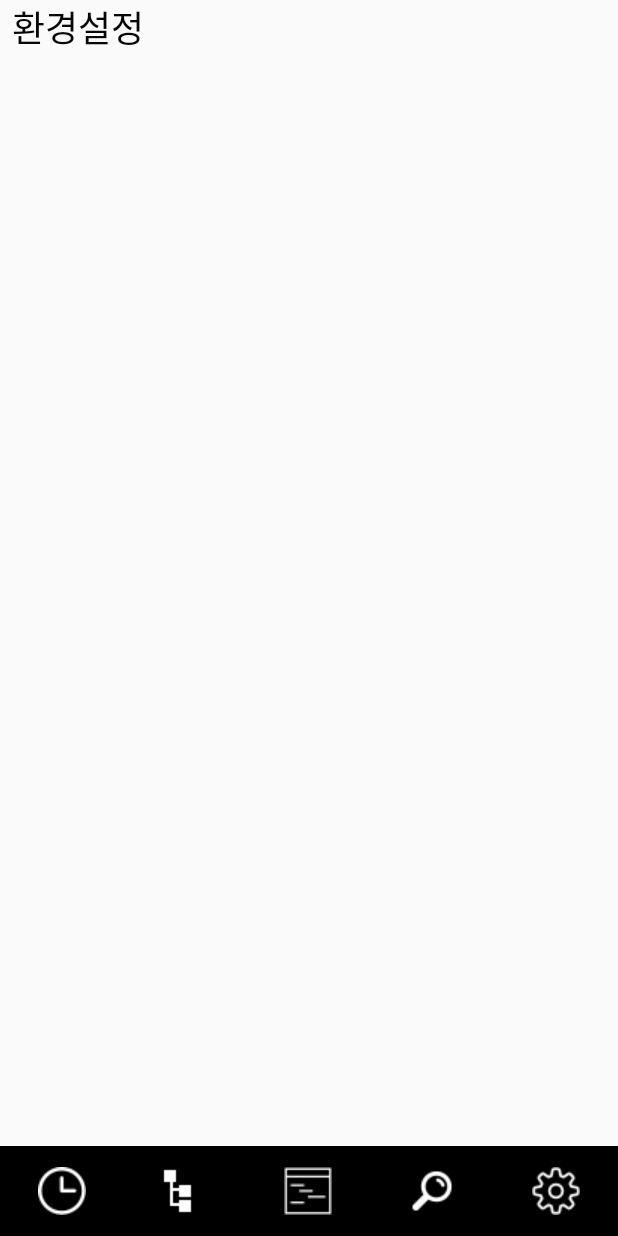
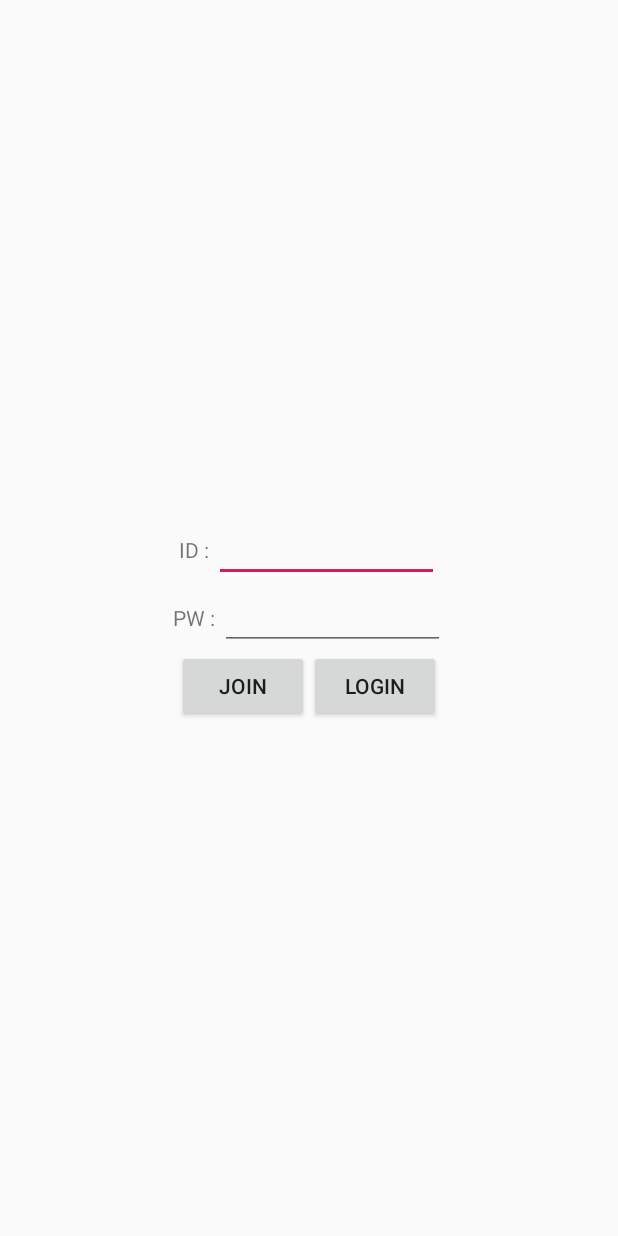
Before and after one commit to sowoncapstone/faceblindness_android, an Android app: the screen it shows after launch (MainActivity before the commit, JoinActivity after it), on a phone screen of 412 x 824 dp. Run offline under Robolectric (Android 15) with nearby library versions, the light colour scheme and no system bars.

Commit message:
splash and login basic

```diff
--- a/app/build.gradle
+++ b/app/build.gradle
@@ -32,6 +32,7 @@ dependencies {
     implementation fileTree(dir: 'libs', include: ['*.jar'])
     implementation 'com.android.support:appcompat-v7:28.0.0'
     implementation 'com.android.support.constraint:constraint-layout:1.1.3'
+    implementation 'com.android.support:design:28.0.0'
     testImplementation 'junit:junit:4.12'
     androidTestImplementation 'com.android.support.test:runner:1.0.2'
     androidTestImplementation 'com.android.support.test.espresso:espresso-core:3.0.2'
--- /dev/null
+++ b/app/src/main/java/com/sowon/faceblindness_android/LoadingActivity.java
@@ -0,0 +1,36 @@
+package com.sowon.faceblindness_android;
+
+import android.app.Activity;
+import android.content.Intent;
+import android.os.Bundle;
+import android.os.Handler;
+import android.support.design.widget.FloatingActionButton;
+import android.support.design.widget.Snackbar;
+import android.support.v7.app.AppCompatActivity;
+import android.support.v7.widget.Toolbar;
+import android.view.View;
+
+public class LoadingActivity extends Activity {
+
+    @Override
+    protected void onCreate(Bundle savedInstanceState) {
+        super.onCreate(savedInstanceState);
+
+        try {
+            Thread.sleep(2000);
+            Intent intent = new Intent(this, JoinActivity.class);
+            startActivity(intent);
+            finish();
+        } catch (InterruptedException e) {
+            e.printStackTrace();
+        }
+
+    }
+
+    @Override
+    public void onBackPressed() {
+        //초반 플래시 화면에서 넘어갈때 뒤로가기 버튼 못누르게 함
+    }
+
+
+}
--- a/app/src/main/java/com/sowon/faceblindness_android/MainActivity.java
+++ b/app/src/main/java/com/sowon/faceblindness_android/MainActivity.java
@@ -52,6 +52,7 @@ public class MainActivity extends AppCompatActivity {
     protected void onCreate(Bundle savedInstanceState) {
         super.onCreate(savedInstanceState);
         setContentView(R.layout.activity_main);
+
         OptionActivity checklistActivity = new OptionActivity();
         FragmentTransaction transaction = getSupportFragmentManager().beginTransaction();
         transaction.add(R.id.fragment_container, checklistActivity).commit();
--- /dev/null
+++ b/app/src/main/res/drawable/background_splash.xml
@@ -0,0 +1,11 @@
+<?xml version="1.0" encoding="utf-8"?>
+<layer-list xmlns:android="http://schemas.android.com/apk/res/android">
+    <item
+        android:drawable="@color/colorPrimary"/>
+    <item>
+        <bitmap
+            android:gravity="center"
+            android:src="@drawable/loading"/>
+    </item>
+
+</layer-list>
--- /dev/null
+++ b/app/src/main/res/layout/activity_join.xml
@@ -0,0 +1,71 @@
+<?xml version="1.0" encoding="utf-8"?>
+<LinearLayout
+    xmlns:android="http://schemas.android.com/apk/res/android"
+    android:layout_width="match_parent"
+    android:layout_height="match_parent"
+    android:orientation="vertical">
+
+    <LinearLayout
+        android:layout_width="match_parent"
+        android:layout_height="match_parent"
+        android:gravity="center"
+        android:orientation="vertical">
+        <LinearLayout
+            android:layout_width="wrap_content"
+            android:layout_height="wrap_content"
+            android:orientation="horizontal">
+            <TextView
+                android:layout_width="wrap_content"
+                android:layout_height="wrap_content"
+                android:text="ID : "/>
+            <EditText
+                android:layout_width="wrap_content"
+                android:layout_height="wrap_content"
+                android:id="@+id/join_id"
+                android:width="150dp"
+                />
+        </LinearLayout>
+
+        <LinearLayout
+            android:layout_width="wrap_content"
+            android:layout_height="wrap_content"
+            android:orientation="horizontal">
+            <TextView
+                android:layout_width="wrap_content"
+                android:layout_height="wrap_content"
+                android:text="PW : "/>
+            <EditText
+                android:layout_width="wrap_content"
+                android:layout_height="wrap_content"
+                android:id="@+id/join_password"
+                android:width="150dp"
+                />
+        </LinearLayout>
+
+        <LinearLayout
+            android:layout_width="wrap_content"
+            android:layout_height="wrap_content"
+            android:orientation="horizontal">
+            <Button
+                android:layout_width="wrap_content"
+                android:layout_height="wrap_content"
+                android:text="JOIN"
+                android:onClick="joinButton"/>
+
+            <Button
+                android:layout_width="wrap_content"
+                android:layout_height="wrap_content"
+                android:text="LOGIN"
+                android:onClick="loginButton"/>
+
+        </LinearLayout>
+
+
+
+    </LinearLayout>
+
+
+
+
+
+</LinearLayout>
--- a/app/src/main/res/values/strings.xml
+++ b/app/src/main/res/values/strings.xml
@@ -1,3 +1,5 @@
 <resources>
     <string name="app_name">faceblindness_android</string>
+    <string name="title_activity_loading">LoadingActivity</string>
+    <string name="title_activity_login">LoginActivity</string>
 </resources>
--- a/app/src/main/res/values/styles.xml
+++ b/app/src/main/res/values/styles.xml
@@ -9,4 +9,17 @@
         <item name="colorAccent">@color/colorAccent</item>
     </style>
 
+    <style name="AppTheme.NoActionBar">
+        <item name="windowActionBar">false</item>
+        <item name="windowNoTitle">true</item>
+    </style>
+
+    <style name="SplashTheme" parent="AppTheme.NoActionBar">
+        <item name="android:windowBackground">@drawable/background_splash</item>
+    </style>
+
+    <style name="AppTheme.AppBarOverlay" parent="ThemeOverlay.AppCompat.Dark.ActionBar" />
+
+    <style name="AppTheme.PopupOverlay" parent="ThemeOverlay.AppCompat.Light" />
+
 </resources>
```
Also changed, not shown: app/src/main/AndroidManifest.xml (+13 -6 lines), app/src/main/java/com/sowon/faceblindness_android/JoinActivity.java (added, +274 -0 lines), app/src/main/res/drawable/loading.PNG (added), 1 other file.
